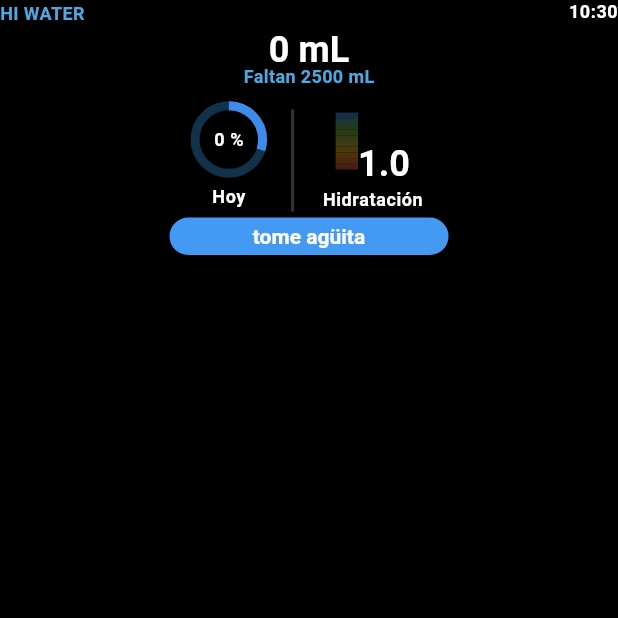
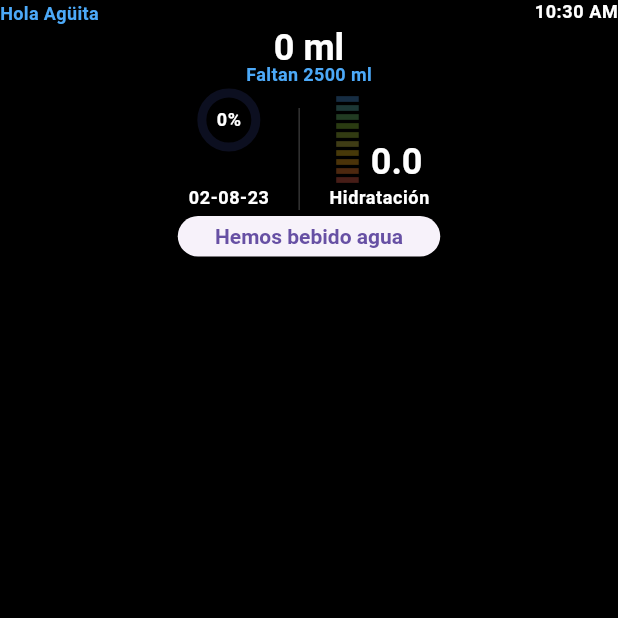
Before and after one commit to JoaMons2/flutter_water, a Flutter app: the screen it shows after launch, on a phone screen of 412 x 824 dp, the top half of it. Run offline on Flutter 3.47's test engine with Material 2 defaults, Android fonts, the phone set to English and light mode, and no system bars.

```diff
--- a/lib/assets/interval_progress_bar.dart
+++ b/lib/assets/interval_progress_bar.dart
@@ -1,7 +1,7 @@
 import 'package:flutter/material.dart';
 
 class IntervalProgressBar extends StatefulWidget {
-  final int value;
+  final double value;
 
   const IntervalProgressBar({Key? key, required this.value}) : super(key: key);
 
@@ -12,6 +12,7 @@ class IntervalProgressBar extends StatefulWidget {
 
 class _IntervalProgressBarState extends
 State<IntervalProgressBar> {
+  double get value => widget.value;
 
   List <Color> darkColors = [
     const Color.fromARGB(255, 22, 45, 67),
@@ -45,39 +46,51 @@ State<IntervalProgressBar> {
     return Row(
       children: [
         _bar(),
+        const SizedBox(
+          width: 8,
+        ),
         _label(),
       ],
     );
   }
 
   Widget _bar() {
-    List<Color> actualColors;
+    List<Color> actualColors = [];
     if (widget.value == 0) {
       actualColors = darkColors;
     } else {
+      for (int i = 0; i < brightColors.length; i++) {
+        if (10 / value <= i.toDouble()) {
+          actualColors.add(brightColors[i]);
+        } else {
+          actualColors.add(darkColors[i]);
+        }
+      }
+    }
+    if (value >= 5) {
       actualColors = brightColors;
     }
     return Column(
       children: [
         _interval(customColor:actualColors[0]),
-
+        _separator(),
         _interval(customColor:actualColors[1]),
-
+        _separator(),
         _interval(customColor:actualColors[2] ),
-
+        _separator(),
         _interval(customColor:actualColors[3]),
-
+        _separator(),
         _interval(customColor:actualColors[4] ),
-
+        _separator(),
         _interval(customColor:actualColors[5] ),
-
+        _separator(),
         _interval(customColor: actualColors[6]),
-
+        _separator(),
         _interval(customColor: actualColors[7]),
-
+        _separator(),
         _interval(customColor: actualColors[8]),
-
-        _interval(customColor:actualColors[9] ),
+        _separator(),
+        _interval(customColor:actualColors[9]),
 
       ],
     );
@@ -90,20 +103,28 @@ State<IntervalProgressBar> {
       child: DecoratedBox(
         decoration: BoxDecoration(
           color: customColor,
-        )
+        ),
       ),
+    );
+  }
+
+  Widget _separator() {
+    return const SizedBox(
+      height: 2.2,
     );
   }
 
   Widget _label() {
     return Column(
+      crossAxisAlignment: CrossAxisAlignment.center,
+      mainAxisAlignment: MainAxisAlignment.center,
       children:[
         const SizedBox(
           height: 30.0,
         ),
         Text(
-      '1.0',
-      style: Theme.of(context).textTheme.headlineSmall,
+          '${value >= 5 ? 5 : value.toStringAsFixed(1)}',
+          style: Theme.of(context).textTheme.headlineSmall,
         ),
       ],
     );
--- a/lib/main.dart
+++ b/lib/main.dart
@@ -7,7 +7,7 @@ void main() {
 }
 
 class MyApp extends StatelessWidget {
-  const MyApp({super.key});
+  const MyApp({Key? key}) : super(key: key);
 
   // This widget is the root of your application.
   @override
@@ -21,13 +21,11 @@ class MyApp extends StatelessWidget {
         appBarTheme: const AppBarTheme(
           color: Colors.black,
         ),
-        textTheme:
-        const TextTheme(
-          headlineSmall: TextStyle(
-            color: Colors.white,
-            fontWeight: FontWeight.bold),
+        textTheme: const TextTheme(
+          headlineSmall:
+              TextStyle(color: Colors.white, fontWeight: FontWeight.bold),
           bodyMedium: TextStyle(
-            color: Color.fromARGB(255, 76, 169, 228),
+            color: Color.fromARGB(255, 76, 169, 248),
             fontSize: 12,
             fontWeight: FontWeight.bold,
           ),
@@ -39,8 +37,8 @@ class MyApp extends StatelessWidget {
         ),
         elevatedButtonTheme: ElevatedButtonThemeData(
           style: ElevatedButton.styleFrom(
-            backgroundColor: const Color.fromARGB(255, 68, 154, 243),
-            foregroundColor: Colors.white,
+            //backgroundColor: const Color.fromARGB(255, 68, 154, 243),
+            //foregroundColor: Colors.white,
             textStyle: const TextStyle(
               fontWeight: FontWeight.bold,
             ),
@@ -48,7 +46,7 @@ class MyApp extends StatelessWidget {
         ),
         useMaterial3: true,
       ),
-      home: const StartScreen(),
+      home: const StartScreen(hidratacion: 0,valueWater: 0,),
     );
   }
 }
--- a/lib/screens/start_screen.dart
+++ b/lib/screens/start_screen.dart
@@ -1,92 +1,102 @@
+import 'dart:async';
 import 'package:flutter/material.dart';
 import 'package:intl/intl.dart';
 import 'package:water_counter_app/assets/interval_progress_bar.dart';
 import 'package:water_counter_app/screens/drinks_screen.dart';
 
 class StartScreen extends StatefulWidget {
- const StartScreen({Key? key}) : super(key: key);
+  final double hidratacion;
+  final int valueWater;
+  const StartScreen(
+      {Key? key, required this.hidratacion, required this.valueWater})
+      : super(key: key);
+  final int totalValue = 2500;
 
   @override
   State<StartScreen> createState() => _StartScreenState();
 }
 
-class  _StartScreenState extends State <StartScreen> {
-  int waterCount = 0;
-
+class _StartScreenState extends State<StartScreen> {
+  get valueWater => widget.valueWater;
+  get totalValue => widget.totalValue;
+  get hidratacion => widget.hidratacion;
 
   @override
   Widget build(BuildContext context) {
-
     return Scaffold(
       appBar: AppBar(
         toolbarHeight: 16.0,
         leadingWidth: 100,
         leading: Text(
-          'HI WATER',
+          'Hola Agüita',
           style: Theme.of(context).textTheme.bodyMedium,
         ),
         actions: [
-          _hour(),
+          _hour(context),
         ],
+        //actions: []
       ),
       body: SizedBox(
         height: 155.0,
         child: Column(
           mainAxisAlignment: MainAxisAlignment.center,
           children: [
-        _totalMl(),
+            _totalM(),
             _verticalGap(),
             _indicators(),
             _verticalGap(),
             _buttonReg(),
-
           ],
         ),
       ),
-    backgroundColor: Colors.black,
     );
   }
-  Widget _hour(){
-  String formattedTime = DateFormat.Hm().format(DateTime.now());
+
+  Widget _hour(BuildContext context) {
+  return StreamBuilder<int>(
+    stream: Stream.periodic(const Duration(seconds: 1), (i) => i),
+    builder: (context, snapshot) {
       return Text(
-    formattedTime,
+        DateFormat('h:mm a').format(DateTime.now()),
         style: Theme.of(context).textTheme.bodySmall,
       );
+    },
+  );
 }
-  Widget _verticalGap(){
+
+  Widget _verticalGap() {
     return const SizedBox(
       height: 4.0,
     );
   }
-  Widget _totalMl(){
-
+  Widget _totalM() {
     return Column(
       children: [
         SizedBox(
           height: 25.0,
           child: Text(
-              '$waterCount mL',
+            '${valueWater.toString()} ml',
             style: Theme.of(context).textTheme.headlineSmall,
           ),
         ),
         Text(
-            'Faltan 2500 mL',
-            style: Theme.of(context). textTheme.bodyMedium,
-          )
+          'Faltan ${totalValue - valueWater <= 0 ? 0 : totalValue - valueWater} ml',
+          style: Theme.of(context).textTheme.bodyMedium,
+        ),
       ],
     );
   }
-  Widget _indicators () {
+
+  Widget _indicators() {
     return IntrinsicHeight(
-      child:
-          Row(
+      child: Row(
         mainAxisAlignment: MainAxisAlignment.center,
         children: [
           _percentage(),
           const SizedBox(
             width: 10,
           ),
-            _smallDividier(),
+          _smallDivider(),
           const SizedBox(
             width: 10,
           ),
@@ -95,93 +105,89 @@ class  _StartScreenState extends State <StartScreen> {
       ),
     );
   }
-Widget _percentage(){
+
+  Widget _percentage() {
     return Column(
-              children:[
+      mainAxisAlignment: MainAxisAlignment.spaceBetween,
+      children: [
         SizedBox(
-                  height: 60,
           child: Stack(
             alignment: Alignment.center,
             children: [
-                  const SizedBox(
-                  width: 45,
-                  height: 45,
-                  child: CircularProgressIndicator(
+              CircularProgressIndicator(
                 strokeWidth: 6,
-                    value: 0.3,
-                    color: Color.fromARGB(255, 62, 139, 236),
-                    backgroundColor: Color.fromARGB(255, 17, 50, 74),
-                  ),
+                value: valueWater * 100 / totalValue / 100,
+                color: const Color.fromARGB(255, 7, 127, 207),
+                backgroundColor: Color.fromARGB(57, 55, 65, 141),
               ),
               Text(
-              '0 %',
+                '${valueWater * 100 ~/ totalValue >= 100 ? 100 : valueWater * 100 ~/ totalValue}%',
                 style: Theme.of(context).textTheme.bodySmall,
               ),
             ],
           ),
         ),
+
       Text(
-              'Hoy',
-              style: Theme.of(context).textTheme.bodySmall,
-              textAlign: TextAlign.center,
-            )
-          ],
-        );
-
-}
-
-Widget _smallDividier(){
-  return const VerticalDivider(
-    color: Color.fromARGB(255, 51, 51, 51),
-    thickness: 2,
-    width: 20,
-    indent: 10,
-    endIndent: 0,
-  );
-
-}
-
-Widget _hydration(){
-  return Column(
-    children: [
-      const IntervalProgressBar(value: 0),
-      //_intervalBar(),
-      Text(
-        'Hidratación',
+        DateFormat('dd-MM-yy').format(DateTime.now()),
         style: Theme.of(context).textTheme.bodySmall,
         ),
       ],
     );
   }
 
- //Widget _intervalBar(){
-  //return Text(
-    //          '1.0',
-    //          style: Theme.of(context).textTheme.headlineSmall,
-    //        );
+  Widget _smallDivider() {
+    return const VerticalDivider(
+      color: Color.fromARGB(255, 51, 51, 51),
+      thickness: 1,
+      width: 20,
+      indent: 10,
+      endIndent: 0,
+    );
+  }
 
+  Widget _hydration() {
+    return Column(
+      children: [
+        IntervalProgressBar(value: hidratacion),
+        //_intervalBar(),
 
-Widget _buttonReg(){
-      return  Center(
+        Text(
+          'Hidratación',
+          style: Theme.of(context).textTheme.bodySmall,
+        )
+      ],
+    );
+  }
+
+  // Widget _intervalBar() {
+  //   return Text(
+  //     '1.0',
+  //     style: Theme.of(context).textTheme.headlineSmall,
+  //   );
+  // }
+
+  Widget _buttonReg() {
+    return Center(
       child: ConstrainedBox(
         constraints: const BoxConstraints.tightFor(
-              width: 186.0,
-              height: 25.0,
+          width: 175,
+          height: 27,
         ),
         child: ElevatedButton(
           onPressed: () {
-                setState(() {
-            waterCount += 250; // Incrementa el contador en 250 ml cada vez que se pulsa el botón.
-          });
-                Navigator.push(context,
-                  MaterialPageRoute(builder:(context) => const DrinksScreen()),
+            Navigator.push(
+              context,
+              MaterialPageRoute(
+                  builder: (context) => DrinksScreen(
+                        hidratacion: hidratacion,
+                        valueWater: valueWater,
+                      )),
             );
           },
-              child: const Text('tome agüita',
+          child: const Text('Hemos bebido agua'),
         ),
       ),
-            )
     );
-
   }
 }
```
Also changed, not shown: lib/screens/drinks_screen.dart (+147 -82 lines). Lines whose indentation alone changed are shown as unchanged.
